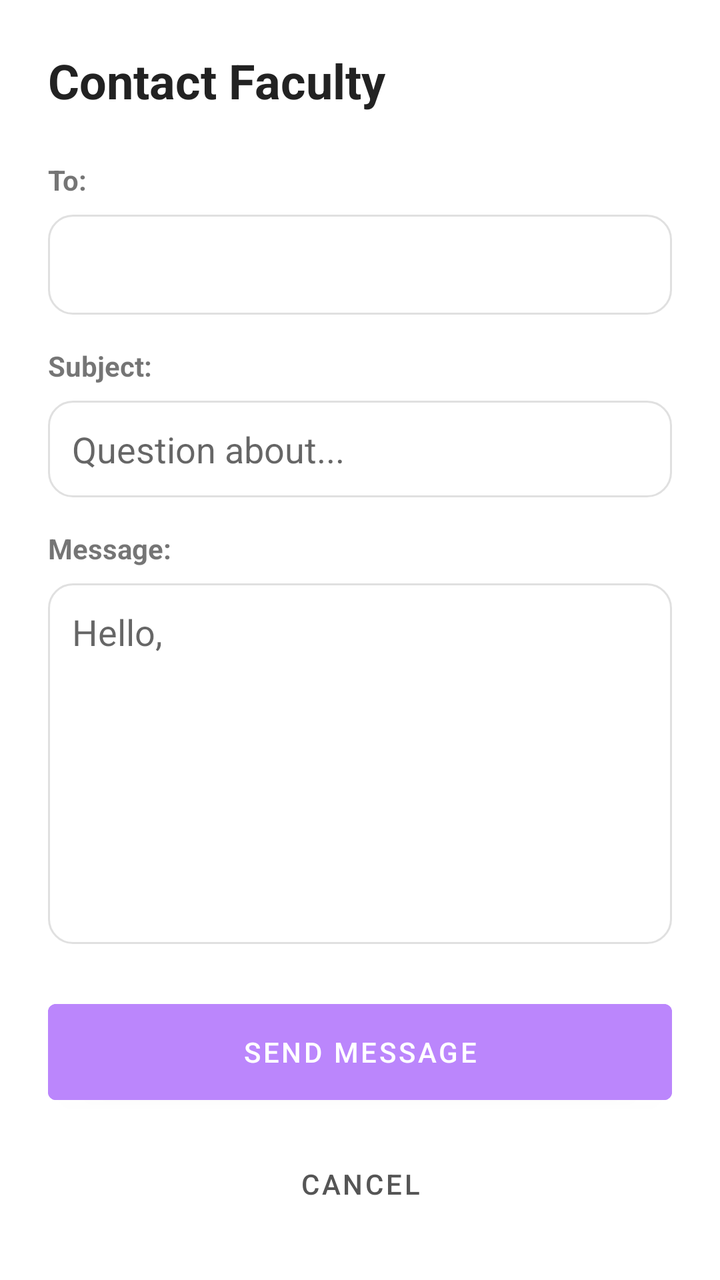
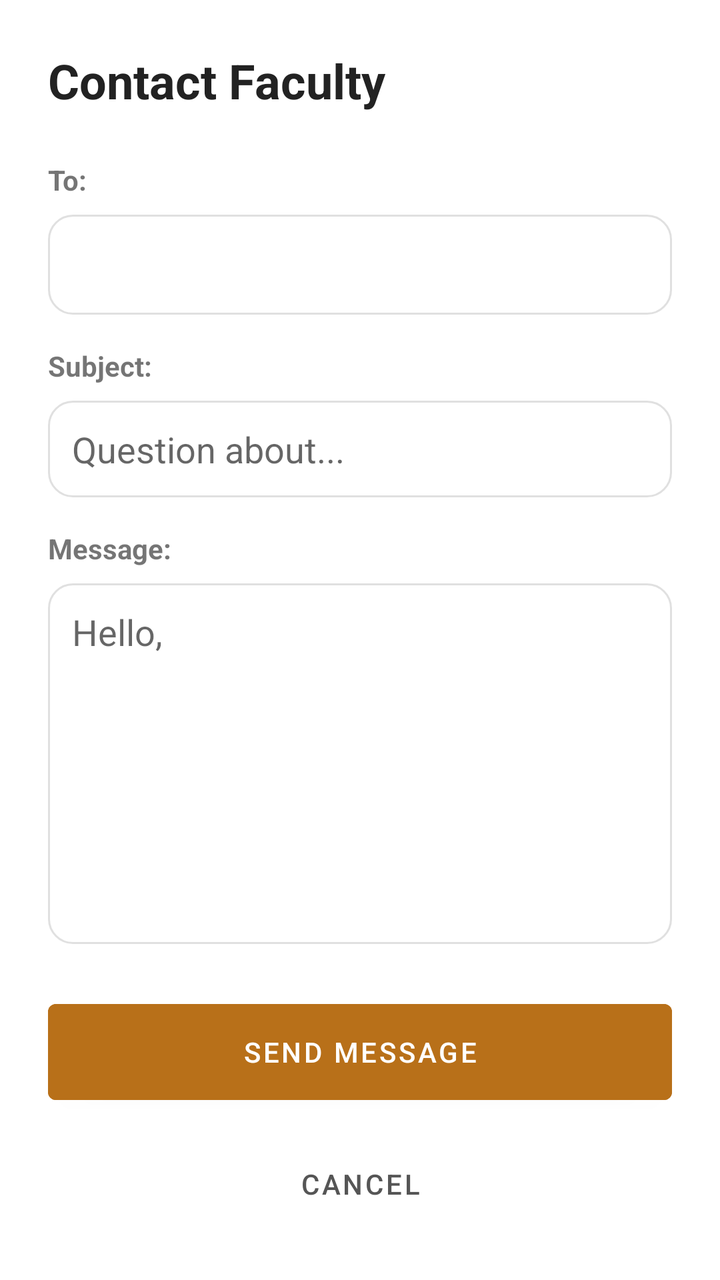

Before-and-after screenshots of an Android layout around one commit, followed by the original layout XML and the change that was made.
<!-- AndroidManifest.xml: activity theme Theme.UniBuddy -->
<!-- res/layout/activity_contact_faculty.xml -->
<?xml version="1.0" encoding="utf-8"?>
<LinearLayout xmlns:android="http://schemas.android.com/apk/res/android"
    android:layout_width="match_parent"
    android:layout_height="match_parent"
    android:orientation="vertical"
    android:padding="24dp"
    android:background="#FFFFFF">

    <TextView
        android:layout_width="wrap_content"
        android:layout_height="wrap_content"
        android:text="Contact Faculty"
        android:textSize="24sp"
        android:textStyle="bold"
        android:textColor="#222"
        android:layout_marginBottom="24dp"/>

    <TextView
        android:layout_width="wrap_content"
        android:layout_height="wrap_content"
        android:text="To:"
        android:textStyle="bold"
        android:layout_marginBottom="8dp"/>

    <Spinner
        android:id="@+id/spinnerFaculty"
        android:layout_width="match_parent"
        android:layout_height="50dp"
        android:background="@drawable/item_border_background"
        android:layout_marginBottom="16dp"/>

    <TextView
        android:layout_width="wrap_content"
        android:layout_height="wrap_content"
        android:text="Subject:"
        android:textStyle="bold"
        android:layout_marginBottom="8dp"/>

    <EditText
        android:id="@+id/etSubject"
        android:layout_width="match_parent"
        android:layout_height="wrap_content"
        android:hint="Question about..."
        android:background="@drawable/item_border_background"
        android:padding="12dp"
        android:layout_marginBottom="16dp"/>

    <TextView
        android:layout_width="wrap_content"
        android:layout_height="wrap_content"
        android:text="Message:"
        android:textStyle="bold"
        android:layout_marginBottom="8dp"/>

    <EditText
        android:id="@+id/etBody"
        android:layout_width="match_parent"
        android:layout_height="0dp"
        android:layout_weight="1"
        android:hint="Hello,"
        android:gravity="top|start"
        android:background="@drawable/item_border_background"
        android:padding="12dp"
        android:layout_marginBottom="24dp"/>

    <Button
        android:id="@+id/btnSendEmail"
        android:layout_width="match_parent"
        android:layout_height="60dp"
        android:text="Send Message"
        android:backgroundTint="@color/purple_200"
        android:layout_marginBottom="12dp"/>

    <Button
        android:id="@+id/btnCancel"
        android:layout_width="match_parent"
        android:layout_height="wrap_content"
        android:text="Cancel"
        android:textColor="#555"
        style="@style/Widget.MaterialComponents.Button.TextButton"/>

</LinearLayout>
<!-- resources referenced by this layout -->
<resources>
  <color name="purple_200">#FFBB86FC</color>
  <!-- drawable item_border_background (drawable) -->
  <?xml version="1.0" encoding="utf-8"?>
  <shape xmlns:android="http://schemas.android.com/apk/res/android">
      <solid android:color="#FFFFFF"/>
      <corners android:radius="12dp"/>
      <stroke android:width="1dp" android:color="#E0E0E0"/>
  </shape>
  <style name="Theme.UniBuddy" parent="Theme.MaterialComponents.DayNight.NoActionBar">
          
          <item name="colorPrimary">@color/purple_500</item>
          <item name="colorPrimaryVariant">@color/purple_700</item>
          <item name="colorOnPrimary">@color/white</item>
          <item name="colorSecondary">@color/teal_200</item>
          <item name="android:statusBarColor">@android:color/transparent</item>
          <item name="android:windowLightStatusBar">true</item>  //dark icons
      </style>
  <color name="purple_500">#FF6200EE</color>
  <color name="purple_700">#FF3700B3</color>
  <color name="white">#FFFFFFFF</color>
  <color name="teal_200">#FF03DAC5</color>
</resources>

<!-- the commit's change to res/layout/activity_contact_faculty.xml (unified diff, before → after) -->
@@ -68,7 +68,7 @@
         android:layout_width="match_parent"
         android:layout_height="60dp"
         android:text="Send Message"
-        android:backgroundTint="@color/purple_200"
+        android:backgroundTint="#B87019"
         android:layout_marginBottom="12dp"/>
 
     <Button
<!-- resource entries referenced after the edit -->
@@ -1,6 +1,5 @@
 <!-- resources referenced by this layout -->
 <resources>
-  <color name="purple_200">#FFBB86FC</color>
   <!-- drawable item_border_background (drawable) -->
   <?xml version="1.0" encoding="utf-8"?>
   <shape xmlns:android="http://schemas.android.com/apk/res/android">
@@ -10,15 +9,13 @@
   </shape>
   <style name="Theme.UniBuddy" parent="Theme.MaterialComponents.DayNight.NoActionBar">
           
-          <item name="colorPrimary">@color/purple_500</item>
-          <item name="colorPrimaryVariant">@color/purple_700</item>
+          <item name="colorPrimary">#B87019</item>
+          <item name="colorPrimaryVariant">#B87019</item>
           <item name="colorOnPrimary">@color/white</item>
           <item name="colorSecondary">@color/teal_200</item>
           <item name="android:statusBarColor">@android:color/transparent</item>
           <item name="android:windowLightStatusBar">true</item>  //dark icons
       </style>
-  <color name="purple_500">#FF6200EE</color>
-  <color name="purple_700">#FF3700B3</color>
   <color name="white">#FFFFFFFF</color>
   <color name="teal_200">#FF03DAC5</color>
 </resources>
